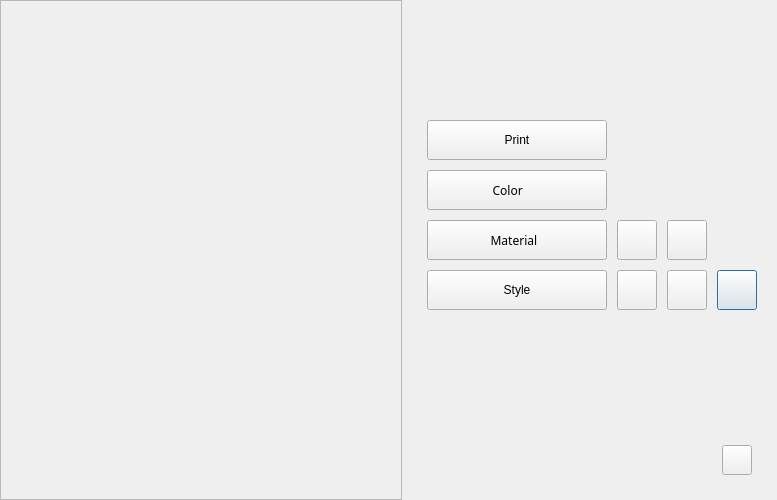
Old version of the form CLOVise/PLM/CLOViseSuite/CLOViseSuite.ui in the repository Rishabhk01/CLOVise_CLO6_CentricPLM_R3.
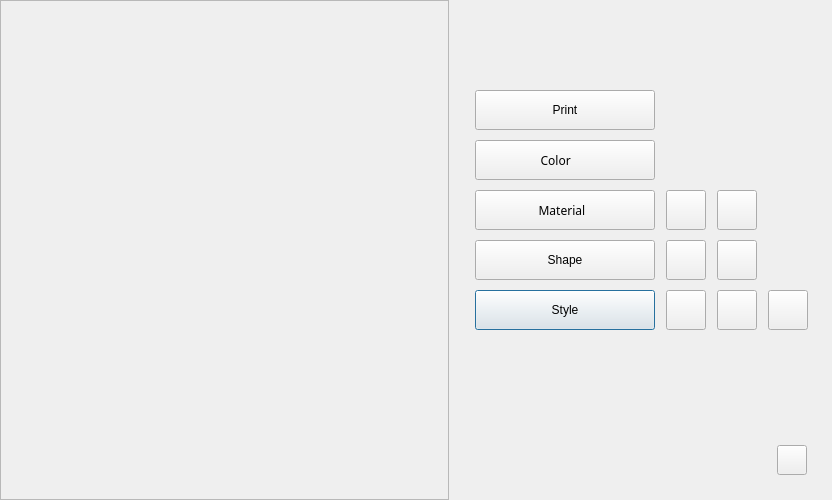
New version of the form.

Commit message: shape search screen + shape result screen + shape zprj downloaded files + clovise suite with shape search, create, update icon

Patch:
```diff
--- a/CLOVise/PLM/CLOViseSuite/CLOViseSuite.ui
+++ b/CLOVise/PLM/CLOViseSuite/CLOViseSuite.ui
@@ -6,7 +6,7 @@
    <rect>
     <x>0</x>
     <y>0</y>
-    <width>777</width>
+    <width>832</width>
     <height>500</height>
    </rect>
   </property>
@@ -274,15 +274,18 @@
      </layout>
     </widget>
    </item>
-   <item row="0" column="1" rowspan="3">
-    <spacer name="verticalSpacer_2">
+   <item row="1" column="5">
+    <spacer name="horizontalSpacer_5">
      <property name="orientation">
-      <enum>Qt::Vertical</enum>
+      <enum>Qt::Horizontal</enum>
+     </property>
+     <property name="sizeType">
+      <enum>QSizePolicy::Fixed</enum>
      </property>
      <property name="sizeHint" stdset="0">
       <size>
        <width>20</width>
-       <height>66</height>
+       <height>20</height>
       </size>
      </property>
     </spacer>
@@ -319,6 +322,32 @@
      </property>
     </spacer>
    </item>
+   <item row="0" column="1" rowspan="3">
+    <spacer name="verticalSpacer_2">
+     <property name="orientation">
+      <enum>Qt::Vertical</enum>
+     </property>
+     <property name="sizeHint" stdset="0">
+      <size>
+       <width>20</width>
+       <height>66</height>
+      </size>
+     </property>
+    </spacer>
+   </item>
+   <item row="5" column="1" colspan="3">
+    <spacer name="horizontalSpacer_8">
+     <property name="orientation">
+      <enum>Qt::Horizontal</enum>
+     </property>
+     <property name="sizeHint" stdset="0">
+      <size>
+       <width>284</width>
+       <height>20</height>
+      </size>
+     </property>
+    </spacer>
+   </item>
    <item row="1" column="3" colspan="2">
     <widget class="QLabel" name="ui_userNameLabel">
      <property name="sizePolicy">
@@ -341,22 +370,6 @@
      </property>
     </widget>
    </item>
-   <item row="1" column="5">
-    <spacer name="horizontalSpacer_5">
-     <property name="orientation">
-      <enum>Qt::Horizontal</enum>
-     </property>
-     <property name="sizeType">
-      <enum>QSizePolicy::Fixed</enum>
-     </property>
-     <property name="sizeHint" stdset="0">
-      <size>
-       <width>20</width>
-       <height>20</height>
-      </size>
-     </property>
-    </spacer>
-   </item>
    <item row="2" column="3">
     <spacer name="verticalSpacer_4">
      <property name="orientation">
@@ -370,35 +383,6 @@
      </property>
     </spacer>
    </item>
-   <item row="4" column="2">
-    <spacer name="verticalSpacer_3">
-     <property name="orientation">
-      <enum>Qt::Vertical</enum>
-     </property>
-     <property name="sizeType">
-      <enum>QSizePolicy::Expanding</enum>
-     </property>
-     <property name="sizeHint" stdset="0">
-      <size>
-       <width>20</width>
-       <height>115</height>
-      </size>
-     </property>
-    </spacer>
-   </item>
-   <item row="5" column="1" colspan="3">
-    <spacer name="horizontalSpacer_8">
-     <property name="orientation">
-      <enum>Qt::Horizontal</enum>
-     </property>
-     <property name="sizeHint" stdset="0">
-      <size>
-       <width>284</width>
-       <height>20</height>
-      </size>
-     </property>
-    </spacer>
-   </item>
    <item row="5" column="4">
     <widget class="QToolButton" name="logout">
      <property name="sizePolicy">
@@ -452,6 +436,22 @@
      </property>
     </spacer>
    </item>
+   <item row="4" column="2">
+    <spacer name="verticalSpacer_3">
+     <property name="orientation">
+      <enum>Qt::Vertical</enum>
+     </property>
+     <property name="sizeType">
+      <enum>QSizePolicy::Expanding</enum>
+     </property>
+     <property name="sizeHint" stdset="0">
+      <size>
+       <width>20</width>
+       <height>115</height>
+      </size>
+     </property>
+    </spacer>
+   </item>
    <item row="6" column="4">
     <spacer name="verticalSpacer">
      <property name="orientation">
@@ -473,42 +473,7 @@
      <property name="spacing">
       <number>10</number>
      </property>
-     <item row="1" column="5" rowspan="6">
-      <spacer name="horizontalSpacer_2">
-       <property name="orientation">
-        <enum>Qt::Horizontal</enum>
-       </property>
-       <property name="sizeType">
-        <enum>QSizePolicy::Fixed</enum>
-       </property>
-       <property name="sizeHint" stdset="0">
-        <size>
-         <width>20</width>
-         <height>20</height>
-        </size>
-       </property>
-      </spacer>
-     </item>
-     <item row="5" column="4">
-      <widget class="QPushButton" name="ui_copyProductButton">
-       <property name="minimumSize">
-        <size>
-         <width>40</width>
-         <height>40</height>
-        </size>
-       </property>
-       <property name="maximumSize">
-        <size>
-         <width>40</width>
-         <height>40</height>
-        </size>
-       </property>
-       <property name="text">
-        <string/>
-       </property>
-      </widget>
-     </item>
-     <item row="5" column="1">
+     <item row="6" column="1">
       <widget class="QPushButton" name="ui_searchProduct">
        <property name="sizePolicy">
         <sizepolicy hsizetype="Expanding" vsizetype="Fixed">
@@ -548,7 +513,42 @@
        </property>
       </widget>
      </item>
-     <item row="1" column="0" rowspan="6">
+     <item row="1" column="5" rowspan="7">
+      <spacer name="horizontalSpacer_2">
+       <property name="orientation">
+        <enum>Qt::Horizontal</enum>
+       </property>
+       <property name="sizeType">
+        <enum>QSizePolicy::Fixed</enum>
+       </property>
+       <property name="sizeHint" stdset="0">
+        <size>
+         <width>20</width>
+         <height>20</height>
+        </size>
+       </property>
+      </spacer>
+     </item>
+     <item row="6" column="4">
+      <widget class="QPushButton" name="ui_copyProductButton">
+       <property name="minimumSize">
+        <size>
+         <width>40</width>
+         <height>40</height>
+        </size>
+       </property>
+       <property name="maximumSize">
+        <size>
+         <width>40</width>
+         <height>40</height>
+        </size>
+       </property>
+       <property name="text">
+        <string/>
+       </property>
+      </widget>
+     </item>
+     <item row="1" column="0" rowspan="7">
       <spacer name="horizontalSpacer_3">
        <property name="orientation">
         <enum>Qt::Horizontal</enum>
@@ -564,8 +564,8 @@
        </property>
       </spacer>
      </item>
-     <item row="5" column="2">
-      <widget class="QPushButton" name="ui_createProductButton">
+     <item row="4" column="3">
+      <widget class="QPushButton" name="ui_updateMaterialButton">
        <property name="sizePolicy">
         <sizepolicy hsizetype="Preferred" vsizetype="Fixed">
          <horstretch>0</horstretch>
@@ -584,20 +584,6 @@
          <height>40</height>
         </size>
        </property>
-       <property name="font">
-        <font>
-         <pointsize>9</pointsize>
-        </font>
-       </property>
-       <property name="styleSheet">
-        <string notr="true">
-                                    #ui_createProductButton{
-                                    height:27px;
-                                    width: 135px;
-                                    font-color:#FFFFFF;
-                                    }
-                                </string>
-       </property>
        <property name="text">
         <string/>
        </property>
@@ -668,28 +654,28 @@
        </property>
       </widget>
      </item>
-     <item row="4" column="3">
-      <widget class="QPushButton" name="ui_updateMaterialButton">
-       <property name="sizePolicy">
-        <sizepolicy hsizetype="Preferred" vsizetype="Fixed">
-         <horstretch>0</horstretch>
-         <verstretch>0</verstretch>
-        </sizepolicy>
-       </property>
+     <item row="2" column="1">
+      <widget class="QPushButton" name="ui_searchPrint">
        <property name="minimumSize">
         <size>
-         <width>40</width>
+         <width>180</width>
          <height>40</height>
         </size>
        </property>
        <property name="maximumSize">
         <size>
-         <width>40</width>
+         <width>180</width>
          <height>40</height>
         </size>
        </property>
        <property name="text">
-        <string/>
+        <string>Print</string>
+       </property>
+       <property name="iconSize">
+        <size>
+         <width>18</width>
+         <height>18</height>
+        </size>
        </property>
       </widget>
      </item>
@@ -739,7 +725,7 @@
        </property>
       </widget>
      </item>
-     <item row="5" column="3">
+     <item row="6" column="3">
       <widget class="QPushButton" name="ui_updateProductButton">
        <property name="sizePolicy">
         <sizepolicy hsizetype="Preferred" vsizetype="Fixed">
@@ -769,28 +755,118 @@
        </property>
       </widget>
      </item>
-     <item row="2" column="1">
-      <widget class="QPushButton" name="ui_searchPrint">
+     <item row="6" column="2">
+      <widget class="QPushButton" name="ui_createProductButton">
+       <property name="sizePolicy">
+        <sizepolicy hsizetype="Preferred" vsizetype="Fixed">
+         <horstretch>0</horstretch>
+         <verstretch>0</verstretch>
+        </sizepolicy>
+       </property>
        <property name="minimumSize">
         <size>
-         <width>180</width>
+         <width>40</width>
          <height>40</height>
         </size>
        </property>
        <property name="maximumSize">
         <size>
+         <width>40</width>
+         <height>40</height>
+        </size>
+       </property>
+       <property name="font">
+        <font>
+         <pointsize>9</pointsize>
+        </font>
+       </property>
+       <property name="styleSheet">
+        <string notr="true">
+                                    #ui_createProductButton{
+                                    height:27px;
+                                    width: 135px;
+                                    font-color:#FFFFFF;
+                                    }
+                                </string>
+       </property>
+       <property name="text">
+        <string/>
+       </property>
+      </widget>
+     </item>
+     <item row="5" column="1">
+      <widget class="QPushButton" name="ui_searchShape">
+       <property name="enabled">
+        <bool>true</bool>
+       </property>
+       <property name="minimumSize">
+        <size>
          <width>180</width>
          <height>40</height>
         </size>
        </property>
+       <property name="font">
+        <font>
+         <pointsize>9</pointsize>
+        </font>
+       </property>
        <property name="text">
-        <string>Print</string>
+        <string>Shape</string>
        </property>
-       <property name="iconSize">
+      </widget>
+     </item>
+     <item row="5" column="3">
+      <widget class="QPushButton" name="ui_updateShapeButton">
+       <property name="sizePolicy">
+        <sizepolicy hsizetype="Preferred" vsizetype="Fixed">
+         <horstretch>0</horstretch>
+         <verstretch>0</verstretch>
+        </sizepolicy>
+       </property>
+       <property name="minimumSize">
         <size>
-         <width>18</width>
-         <height>18</height>
+         <width>40</width>
+         <height>40</height>
         </size>
+       </property>
+       <property name="maximumSize">
+        <size>
+         <width>40</width>
+         <height>40</height>
+        </size>
+       </property>
+       <property name="font">
+        <font>
+         <pointsize>9</pointsize>
+        </font>
+       </property>
+       <property name="text">
+        <string/>
+       </property>
+      </widget>
+     </item>
+     <item row="5" column="2">
+      <widget class="QPushButton" name="ui_createShapeButton">
+       <property name="sizePolicy">
+        <sizepolicy hsizetype="Preferred" vsizetype="Fixed">
+         <horstretch>0</horstretch>
+         <verstretch>0</verstretch>
+        </sizepolicy>
+       </property>
+       <property name="minimumSize">
+        <size>
+         <width>40</width>
+         <height>40</height>
+        </size>
+       </property>
+       <property name="maximumSize">
+        <size>
+         <width>40</width>
+         <height>40</height>
+        </size>
+       </property>
+       <property name="text">
+        <string/>
        </property>
       </widget>
      </item>
```
The commit also changes 26 other files.
